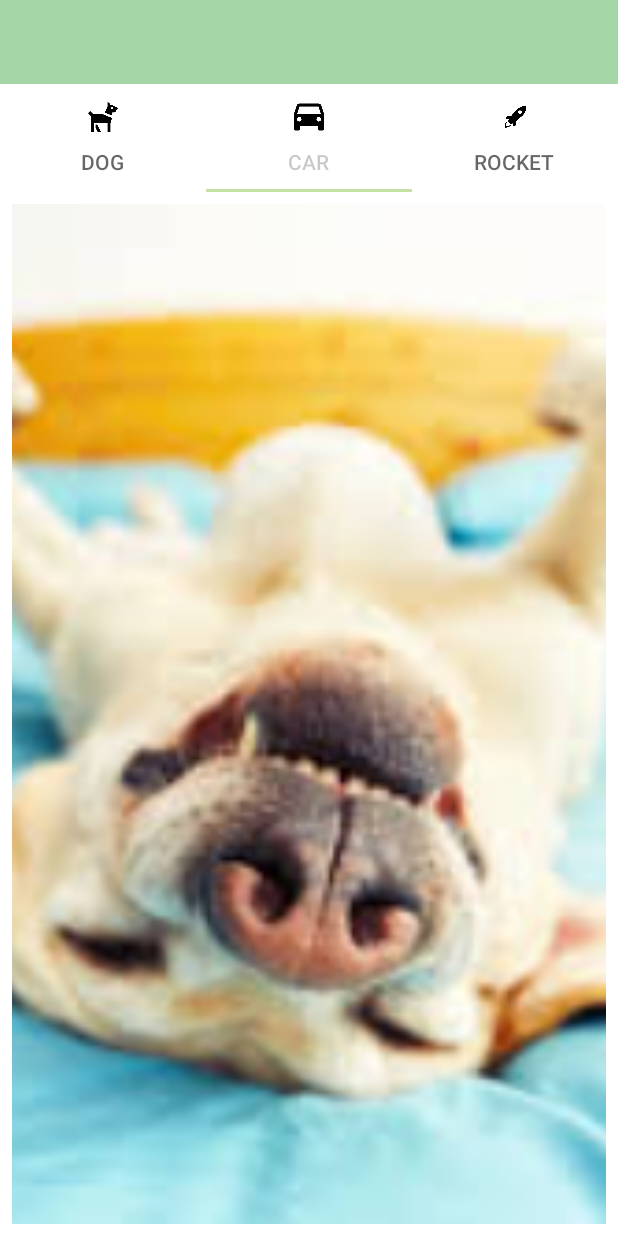
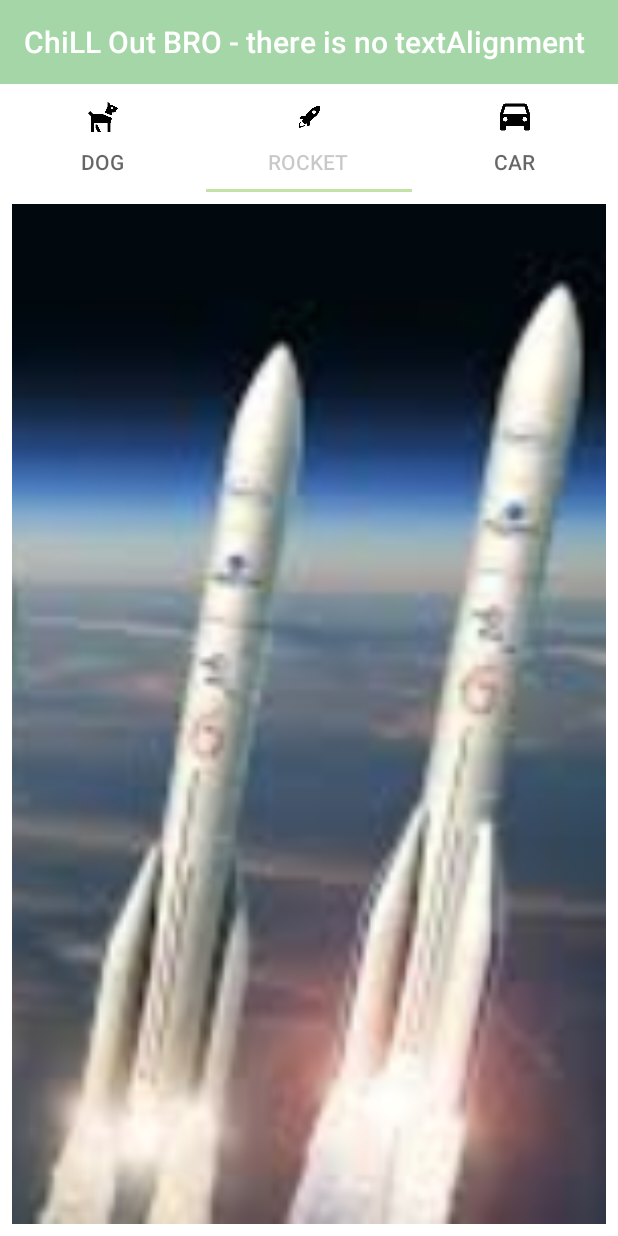
Before and after one commit to kAnavishe/HomeWork, an Android app: the screen it shows after launch (MainActivity), tab 2 chosen, on a phone screen of 412 x 824 dp. Run offline under Robolectric (Android 15) with nearby library versions, the phone set to English and light mode, and no system bars.

Commit message:
ToolBar, TabLayout, Design Ready

```diff
--- a/Task03/app/src/main/java/com/example/android/task03/FragmentSecond.java
+++ b/Task03/app/src/main/java/com/example/android/task03/FragmentCar.java
@@ -5,13 +5,14 @@ import android.util.Log;
 import android.view.LayoutInflater;
 import android.view.View;
 import android.view.ViewGroup;
+
 import androidx.fragment.app.Fragment;
 
 
-public class FragmentSecond extends Fragment {
+public class FragmentCar extends Fragment {
 
-    public FragmentSecond() {
-        Log.d("Maks", "FragmentSecond Creation");
+    public FragmentCar() {
+        Log.d("Maks", "FragmentThird Creation");
     }
 
     public void onCreate(Bundle SavedInstanceState) {
@@ -20,6 +21,6 @@ public class FragmentSecond extends Fragment {
 
     public View onCreateView(LayoutInflater inflater, ViewGroup container, Bundle savedInstanceState) {
 
-        return inflater.inflate(R.layout.fragment_second, container, false);
+        return inflater.inflate(R.layout.fragment_car, container, false);
     }
 }
--- a/Task03/app/src/main/java/com/example/android/task03/FragmentFirst.java
+++ b/Task03/app/src/main/java/com/example/android/task03/FragmentDog.java
@@ -1,6 +1,7 @@
 package com.example.android.task03;
 
 import android.os.Bundle;
+
 import androidx.fragment.app.Fragment;
 
 import android.util.Log;
@@ -9,8 +10,8 @@ import android.view.View;
 import android.view.ViewGroup;
 
 
-public class FragmentFirst extends Fragment {
-    public FragmentFirst() {
+public class FragmentDog extends Fragment {
+    public FragmentDog() {
         Log.d("Maks", "FragmentFirst Creation");
     }
 
@@ -24,6 +25,6 @@ public class FragmentFirst extends Fragment {
     public View onCreateView(LayoutInflater inflater, ViewGroup container, Bundle savedInstanceState) {
 
         Log.d("Frag 01 oCreateView", container + "");
-        return inflater.inflate(R.layout.fragment_first, container, false);
+        return inflater.inflate(R.layout.fragment_dog, container, false);
     }
 }
--- a/Task03/app/src/main/java/com/example/android/task03/FragmentThird.java
+++ b/Task03/app/src/main/java/com/example/android/task03/FragmentRocket.java
@@ -9,10 +9,10 @@ import android.view.ViewGroup;
 import androidx.fragment.app.Fragment;
 
 
-public class FragmentThird extends Fragment {
+public class FragmentRocket extends Fragment {
 
-    public FragmentThird() {
-        Log.d("Maks", "FragmentThird Creation");
+    public FragmentRocket() {
+        Log.d("Maks", "FragmentSecond Creation");
     }
 
     public void onCreate(Bundle SavedInstanceState) {
@@ -21,6 +21,6 @@ public class FragmentThird extends Fragment {
 
     public View onCreateView(LayoutInflater inflater, ViewGroup container, Bundle savedInstanceState) {
 
-        return inflater.inflate(R.layout.fragment_third, container, false);
+        return inflater.inflate(R.layout.fragment_rocket, container, false);
     }
 }
--- a/Task03/app/src/main/java/com/example/android/task03/MainActivity.java
+++ b/Task03/app/src/main/java/com/example/android/task03/MainActivity.java
@@ -14,13 +14,20 @@ import android.os.Build;
 import android.os.Bundle;
 import android.util.Log;
 import android.view.View;
+import android.widget.Toolbar;
 
-import static androidx.fragment.app.FragmentPagerAdapter.BEHAVIOR_RESUME_ONLY_CURRENT_FRAGMENT;
+import com.google.android.material.tabs.TabItem;
+import com.google.android.material.tabs.TabLayout;
 
 public class MainActivity extends AppCompatActivity {
 
     ViewPager mPager;
     PagerAdapter mAdapter;
+    Toolbar mToolBar;
+    TabLayout mTabLayout;
+    TabItem mDogTabItem;
+    TabItem mCarTabItem;
+    TabItem mRocketTabItem;
 
     @RequiresApi(api = Build.VERSION_CODES.M)
     @Override
@@ -28,10 +35,37 @@ public class MainActivity extends AppCompatActivity {
         super.onCreate(savedInstanceState);
         setContentView(R.layout.activity_main);
 
+        mToolBar = findViewById(R.id.toolBar);
+        mToolBar.setTitle(getResources().getString(R.string.title));
+        //   setSupportActionBar(mToolBar);
+
+        mTabLayout = findViewById(R.id.tabLayout);
+        mDogTabItem = findViewById(R.id.dogTabItem);
+        mCarTabItem = findViewById(R.id.carTabItem);
+        mRocketTabItem = findViewById(R.id.rocketTabItem);
+
         mPager = findViewById(R.id.ViewPager);
-        mAdapter = new MyAdapter(getSupportFragmentManager(), BEHAVIOR_RESUME_ONLY_CURRENT_FRAGMENT);
+        mAdapter = new MyAdapter(getSupportFragmentManager(), mTabLayout.getTabCount());
         mPager.setAdapter(mAdapter);
 
+        mTabLayout.addOnTabSelectedListener(new TabLayout.OnTabSelectedListener() {
+            @Override
+            public void onTabSelected(TabLayout.Tab tab) {
+                mPager.setCurrentItem(tab.getPosition());
+            }
+
+            @Override
+            public void onTabUnselected(TabLayout.Tab tab) {
+
+            }
+
+            @Override
+            public void onTabReselected(TabLayout.Tab tab) {
+
+            }
+        });
+
+        mPager.addOnPageChangeListener(new TabLayout.TabLayoutOnPageChangeListener(mTabLayout));
         mPager.setOnScrollChangeListener(new View.OnScrollChangeListener() {
             @Override
             public void onScrollChange(View v, int scrollX, int scrollY, int oldScrollX, int oldScrollY) {
@@ -52,13 +86,13 @@ public class MainActivity extends AppCompatActivity {
         public Fragment getItem(int position) {
             switch (position) {
                 case 0:
-                    return new FragmentFirst();
+                    return new FragmentDog();
                 case 1:
-                    return new FragmentSecond();
+                    return new FragmentRocket();
                 case 2:
-                    return new FragmentThird();
+                    return new FragmentCar();
             }
-            return new FragmentFirst();
+            return new FragmentDog();
         }
 
         @Override
--- a/Task03/app/src/main/res/layout/activity_main.xml
+++ b/Task03/app/src/main/res/layout/activity_main.xml
@@ -8,48 +8,53 @@
     tools:context=".MainActivity">
 
     <Toolbar
+        android:id="@+id/toolBar"
         android:layout_width="match_parent"
         android:layout_height="wrap_content"
         android:background="@color/colorPrimary"
         android:minHeight="?attr/actionBarSize"
         android:popupTheme="@style/ThemeOverlay.AppCompat.Light"
-        android:theme="?attr/actionBarTheme" />
+        android:theme="?attr/actionBarTheme"
+        android:titleTextColor="@color/design_default_color_background" />
 
     <com.google.android.material.tabs.TabLayout
+        android:id="@+id/tabLayout"
         android:layout_width="match_parent"
         android:layout_height="wrap_content"
         android:background="@color/design_default_color_background"
+        app:tabRippleColor="@color/design_default_color_background"
         app:tabSelectedTextColor="@color/cardview_shadow_start_color"
         tools:ignore="PrivateResource">
 
         <com.google.android.material.tabs.TabItem
+            android:id="@+id/dogTabItem"
             android:layout_width="wrap_content"
             android:layout_height="wrap_content"
             android:icon="@drawable/dog_icon"
             android:text="@string/dog" />
 
+        <com.google.android.material.tabs.TabItem
+            android:id="@+id/rocketTabItem"
+            android:layout_width="wrap_content"
+            android:layout_height="wrap_content"
+            android:icon="@drawable/rocket_icon"
+            android:text="@string/rocket" />
 
         <com.google.android.material.tabs.TabItem
+            android:id="@+id/carTabItem"
             android:layout_width="wrap_content"
             android:layout_height="wrap_content"
             android:icon="@drawable/car_icon"
             android:text="@string/car" />
 
-
-        <com.google.android.material.tabs.TabItem
-            android:layout_width="wrap_content"
-            android:layout_height="wrap_content"
-            android:icon="@drawable/rocket_icon"
-            android:text="@string/rocket" />
-
     </com.google.android.material.tabs.TabLayout>
 
     <androidx.viewpager.widget.ViewPager
-        android:background="@color/design_default_color_background"
         android:id="@+id/ViewPager"
         android:layout_width="wrap_content"
         android:layout_height="0dp"
-        android:layout_weight="6">
+        android:layout_weight="6"
+        android:background="@color/design_default_color_background">
 
     </androidx.viewpager.widget.ViewPager>
 </LinearLayout>
--- a/Task03/app/src/main/res/layout/fragment_first.xml
+++ b/Task03/app/src/main/res/layout/fragment_car.xml
@@ -3,14 +3,14 @@
     xmlns:tools="http://schemas.android.com/tools"
     android:layout_width="match_parent"
     android:layout_height="match_parent"
-    tools:context=".FragmentFirst">
+    tools:context=".FragmentCar">
 
     <ImageView
+        android:id="@+id/CarImage"
+        android:layout_width="match_parent"
+        android:layout_height="match_parent"
         android:layout_margin="8dp"
         android:scaleType="centerCrop"
-        android:id="@+id/DogImage"
-        android:src="@drawable/dog"
-        android:layout_width="match_parent"
-        android:layout_height="match_parent" />
+        android:src="@drawable/car" />
 
 </FrameLayout>
--- a/Task03/app/src/main/res/layout/fragment_second.xml
+++ b/Task03/app/src/main/res/layout/fragment_dog.xml
@@ -3,14 +3,14 @@
     xmlns:tools="http://schemas.android.com/tools"
     android:layout_width="match_parent"
     android:layout_height="match_parent"
-    tools:context=".FragmentSecond">
+    tools:context=".FragmentDog">
 
     <ImageView
+        android:id="@+id/DogImage"
+        android:layout_width="match_parent"
+        android:layout_height="match_parent"
         android:layout_margin="8dp"
         android:scaleType="centerCrop"
-        android:id="@+id/RocketImage"
-        android:src="@drawable/rocket"
-        android:layout_width="match_parent"
-        android:layout_height="match_parent" />
+        android:src="@drawable/dog" />
 
 </FrameLayout>
--- a/Task03/app/src/main/res/layout/fragment_third.xml
+++ b/Task03/app/src/main/res/layout/fragment_rocket.xml
@@ -3,14 +3,14 @@
     xmlns:tools="http://schemas.android.com/tools"
     android:layout_width="match_parent"
     android:layout_height="match_parent"
-    tools:context=".FragmentThird">
+    tools:context=".FragmentRocket">
 
     <ImageView
+        android:id="@+id/RocketImage"
+        android:layout_width="match_parent"
+        android:layout_height="match_parent"
         android:layout_margin="8dp"
         android:scaleType="centerCrop"
-        android:id="@+id/CarImage"
-        android:src="@drawable/car"
-        android:layout_width="match_parent"
-        android:layout_height="match_parent" />
+        android:src="@drawable/rocket" />
 
 </FrameLayout>
--- a/Task03/app/src/main/res/values/strings.xml
+++ b/Task03/app/src/main/res/values/strings.xml
@@ -5,4 +5,5 @@
     <string name="car">car</string>
     <string name="rocket">rocket</string>
     <string name="dog">dog</string>
+    <string name="title">ChiLL Out BRO - there is no textAlignment</string>
 </resources>
```
Also changed, not shown: Task03/app/src/main/res/drawable/davai_logo.png (added).
